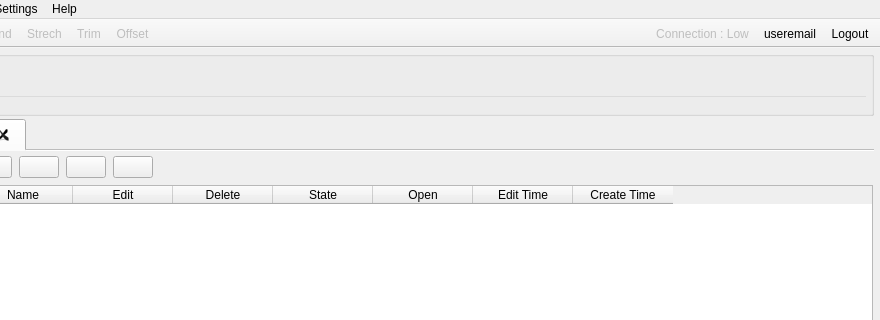
Qt form UI/QtDesignerUI/DrawViewUI.ui (mzahidberber/DrawCAD) before a commit; both pictures show x 373 to 1253 and y 0 to 320 of the 1253 by 813 pixel window.
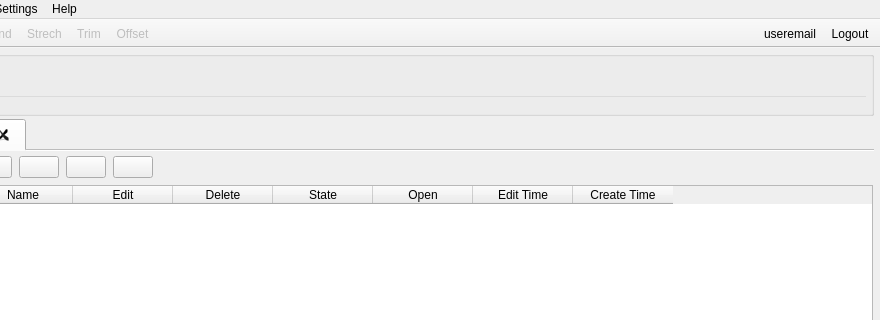
The same form after that commit. Icons and pictures are not drawn.

```diff
--- a/UI/QtDesignerUI/DrawViewUI.ui
+++ b/UI/QtDesignerUI/DrawViewUI.ui
@@ -1389,7 +1389,6 @@
    </attribute>
    <addaction name="actionLogout"/>
    <addaction name="actionUserEmail"/>
-   <addaction name="actionping"/>
   </widget>
   <action name="actionImport">
    <property name="text">
```
Left out of the diff: 2 changed lines with no effect on the pictures.
